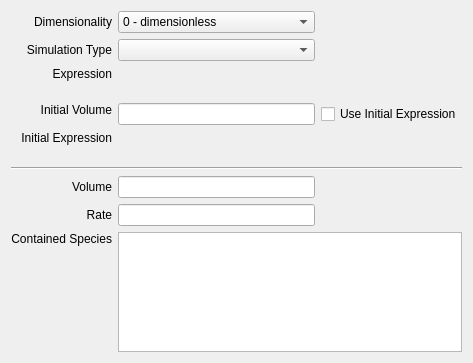
The window that copasi/UI/CQCompartment.ui (copasi/COPASI) describes before a commit, drawn with Qt 5.
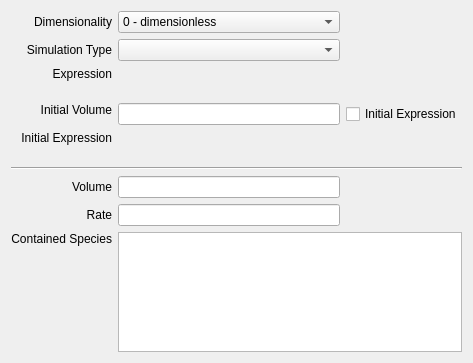
The same window after the commit. Custom widgets are drawn as their Qt base class.

Commit message: - Use Initial Expression -> initial expression - always have delay expression visible but deactivated

```diff
--- a/copasi/UI/CQCompartment.ui
+++ b/copasi/UI/CQCompartment.ui
@@ -178,7 +178,7 @@
    <item row="3" column="4">
     <widget class="QCheckBox" name="mpBoxUseInitialExpression">
      <property name="text">
-      <string>Use Initial Expression</string>
+      <string>Initial Expression</string>
      </property>
     </widget>
    </item>
```
Left out of the diff: 21 changed lines with no effect on the pictures. The commit also changes 3 other files.
